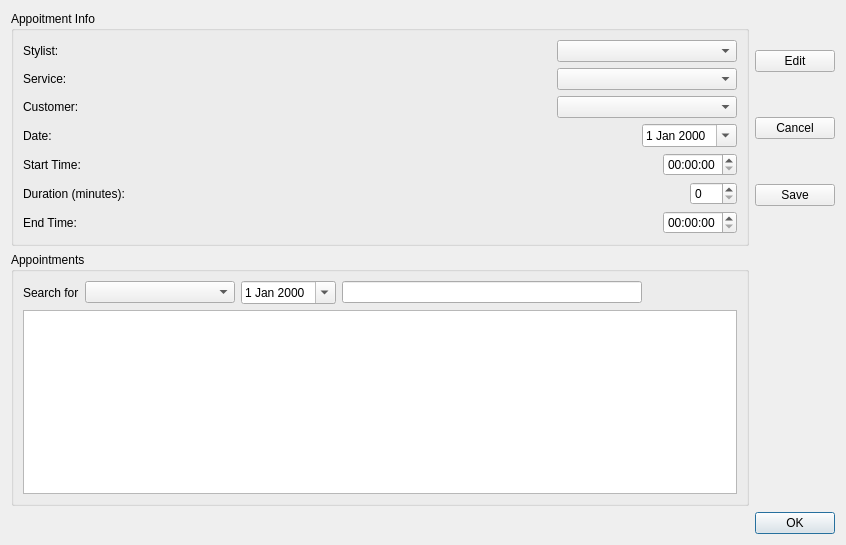
Old version of the form editappointmentdialog.ui in the repository pliniofpa/Profiles_Project.
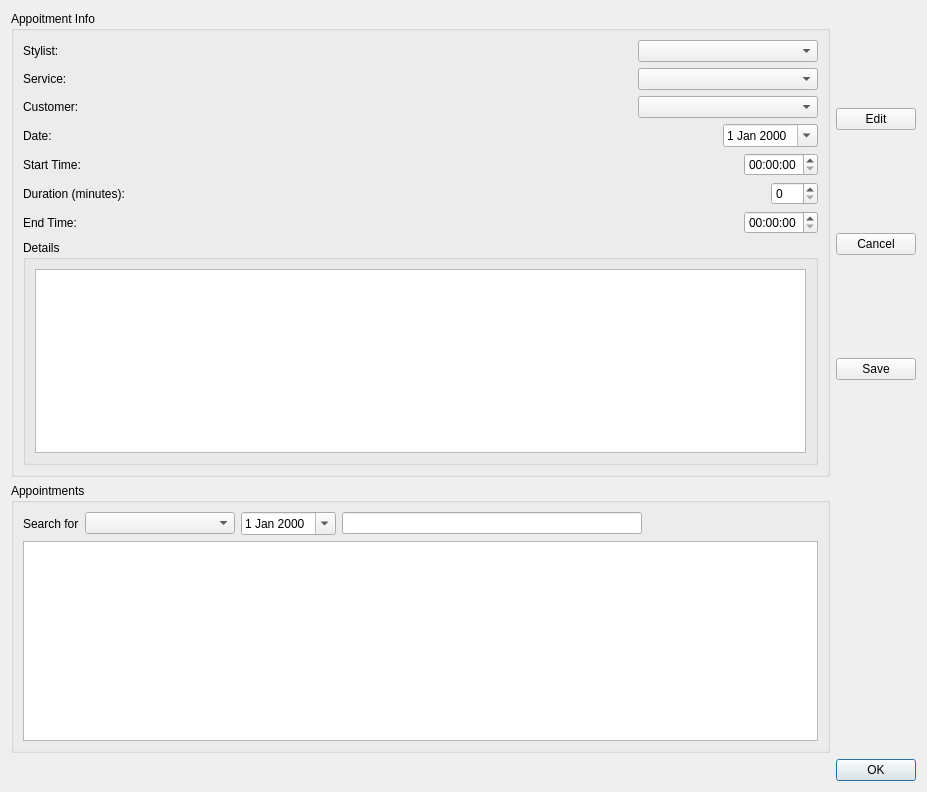
New version of the form. Icons and pictures are not drawn.

Commit message: Edit appointments working better, showing appointments on main window.

What changed in the file:
```diff
--- a/editappointmentdialog.ui
+++ b/editappointmentdialog.ui
@@ -6,8 +6,8 @@
 <rect>
 <x>0</x>
 <y>0</y>
-<width>846</width>
-<height>545</height>
+    <width>927</width>
+    <height>792</height>
 </rect>
 </property>
 <property name="windowTitle">
@@ -201,6 +201,24 @@
 </item>
 </layout>
 </item>
+      <item>
+       <widget class="QGroupBox" name="groupBox_2">
+        <property name="minimumSize">
+         <size>
+          <width>0</width>
+          <height>200</height>
+         </size>
+        </property>
+        <property name="title">
+         <string>Details</string>
+        </property>
+        <layout class="QVBoxLayout" name="verticalLayout_3">
+         <item>
+          <widget class="QPlainTextEdit" name="details_plainTextEdit"/>
+         </item>
+        </layout>
+       </widget>
+      </item>
 </layout>
 </widget>
 </item>
@@ -299,7 +317,14 @@
 </layout>
 </item>
 <item row="1" column="0">
-<widget class="QTableView" name="appointment_tableView"/>
+       <widget class="QTableView" name="appointment_tableView">
+        <property name="minimumSize">
+         <size>
+          <width>0</width>
+          <height>200</height>
+         </size>
+        </property>
+       </widget>
 </item>
 </layout>
 </widget>
```
Left out of the diff: 2 changed lines with no effect on the pictures. Lines whose indentation alone changed are shown as unchanged. The commit also changes 13 other files.
